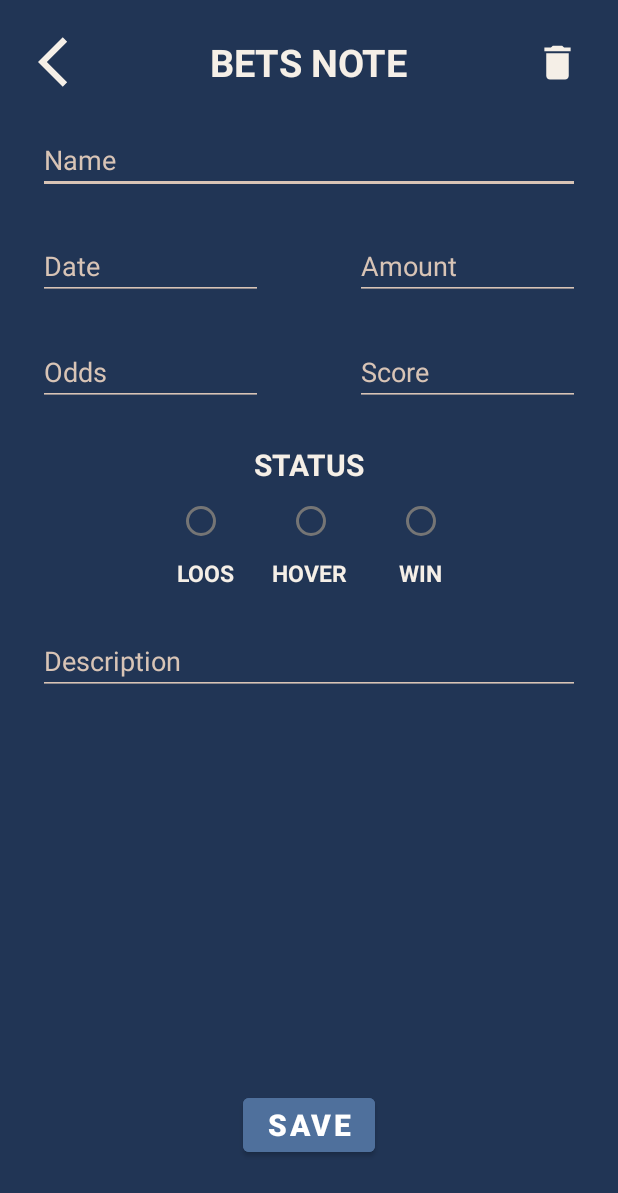
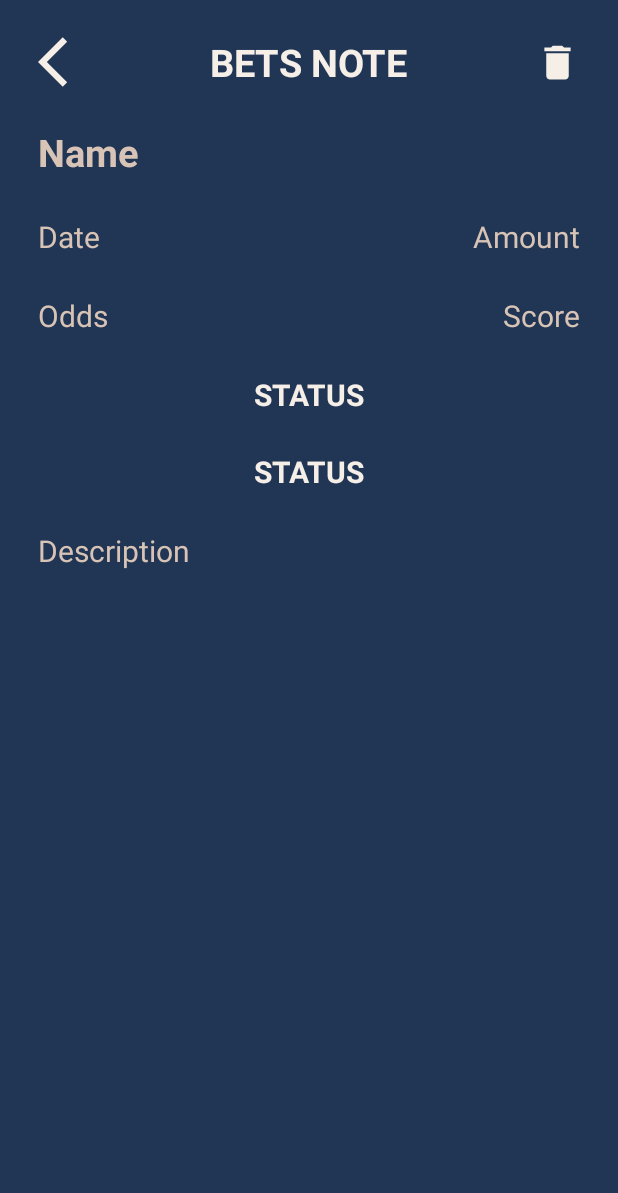
Before and after one commit to bobdickens/NoteBets, an Android app: the fragment BetFragment shown on its own in the app's theme, on a phone screen of 412 x 824 dp. Shown: the top 1193 px of the screen. Run offline under Robolectric (Android 15) with nearby library versions, the phone set to English and light mode, and no system bars; 8 statements that could not run were skipped.

Commit message:
button winloose group

```diff
--- a/app/src/main/java/com/example/notebets/database/Room/AppRoomDao.kt
+++ b/app/src/main/java/com/example/notebets/database/Room/AppRoomDao.kt
@@ -6,6 +6,7 @@ import androidx.room.Delete
 import androidx.room.Insert
 import androidx.room.OnConflictStrategy
 import androidx.room.Query
+import androidx.room.Update
 import com.example.notebets.models.AppNote
 
 
@@ -17,6 +18,7 @@ interface AppRoomDao {
     @Insert(onConflict = OnConflictStrategy.IGNORE)
     suspend fun insert(note: AppNote)
 
+
     @Delete
     suspend fun delete (note: AppNote)
 }
--- a/app/src/main/java/com/example/notebets/database/Room/AppRoomDatabase.kt
+++ b/app/src/main/java/com/example/notebets/database/Room/AppRoomDatabase.kt
@@ -6,7 +6,7 @@ import androidx.room.Room
 import androidx.room.RoomDatabase
 import com.example.notebets.models.AppNote
 
-@Database(entities = [AppNote::class], version = 1)
+@Database(entities = [AppNote::class], version = 2)
 abstract class AppRoomDatabase: RoomDatabase() {
     abstract fun getAppRoomDao(): AppRoomDao
 
--- a/app/src/main/java/com/example/notebets/models/AppNote.kt
+++ b/app/src/main/java/com/example/notebets/models/AppNote.kt
@@ -3,6 +3,7 @@ package com.example.notebets.models
 import androidx.room.ColumnInfo
 import androidx.room.Entity
 import androidx.room.PrimaryKey
+import java.io.Serializable
 
 @Entity(tableName = "notes_tables")
 data class AppNote (
@@ -13,7 +14,7 @@ data class AppNote (
         @ColumnInfo val amount: String = "",
         @ColumnInfo val odds: String = "",
         @ColumnInfo val score: String = "",
-        @ColumnInfo val status: Int = 0,
+        @ColumnInfo val status: String = "",
         @ColumnInfo val description: String = ""
 
-        )
+        ): Serializable
--- a/app/src/main/java/com/example/notebets/ui/Fragment_Bet/BetFragment.kt
+++ b/app/src/main/java/com/example/notebets/ui/Fragment_Bet/BetFragment.kt
@@ -7,26 +7,47 @@ import android.view.LayoutInflater
 import android.view.View
 import android.view.ViewGroup
 import com.example.notebets.R
+import com.example.notebets.databinding.FragmentBetBinding
+import com.example.notebets.models.AppNote
+import com.example.notebets.utilits.APP_ACTIVITY
 
 class BetFragment : Fragment() {
 
-    companion object {
-        fun newInstance() = BetFragment()
-    }
-
-    private lateinit var viewModel: BetViewModel
+    private lateinit var binding: FragmentBetBinding
+    private lateinit var mViewModel: BetViewModel
+    private lateinit var mCurrentNote: AppNote
 
     override fun onCreateView(
         inflater: LayoutInflater, container: ViewGroup?,
         savedInstanceState: Bundle?
-    ): View? {
-        return inflater.inflate(R.layout.fragment_bet, container, false)
+    ): View {
+        binding = FragmentBetBinding.inflate(layoutInflater, container, false)
+        mCurrentNote = arguments?.getSerializable("note") as AppNote
+        return binding.root
     }
 
-    override fun onActivityCreated(savedInstanceState: Bundle?) {
-        super.onActivityCreated(savedInstanceState)
-        viewModel = ViewModelProvider(this).get(BetViewModel::class.java)
-        // TODO: Use the ViewModel
+    override fun onStart() {
+        super.onStart()
+        init()
+    }
+
+    private fun init() {
+        mViewModel = ViewModelProvider(this).get(BetViewModel::class.java)
+        //binding.etName.text = mCurrentNote.name
+        binding.etName.text = mCurrentNote.name
+        binding.etDate.text = mCurrentNote.date
+        binding.tvScore.text = mCurrentNote.score
+        binding.tvAmount.text = mCurrentNote.amount
+        binding.tvDescription.text = mCurrentNote.description
+        binding.tvStatus.text = mCurrentNote.status
+        binding.tvOdds.text = mCurrentNote.odds
+
+
+        binding.btnBack.setOnClickListener {
+            APP_ACTIVITY.navController.navigate(R.id.action_betFragment_to_navigation_home)
+        }
+
+
     }
 
 }
--- a/app/src/main/res/layout/fragment_bet.xml
+++ b/app/src/main/res/layout/fragment_bet.xml
@@ -1,11 +1,24 @@
 <?xml version="1.0" encoding="utf-8"?>
 <androidx.constraintlayout.widget.ConstraintLayout xmlns:android="http://schemas.android.com/apk/res/android"
+    xmlns:app="http://schemas.android.com/apk/res-auto"
     xmlns:tools="http://schemas.android.com/tools"
     android:layout_width="match_parent"
     android:layout_height="match_parent"
-    xmlns:app="http://schemas.android.com/apk/res-auto"
-    tools:context=".ui.Fragment_Bet.BetFragment"
-    android:background="@color/color_back">
+    android:background="@color/color_back"
+    tools:context=".ui.Fragment_Bet.BetFragment">
+
+    <TextView
+        android:id="@+id/tv_status"
+        android:layout_width="wrap_content"
+        android:layout_height="wrap_content"
+        android:layout_marginTop="24dp"
+        android:text="@string/status"
+        android:textColor="@color/color_text"
+        android:textSize="20sp"
+        android:textStyle="bold"
+        app:layout_constraintEnd_toEndOf="parent"
+        app:layout_constraintStart_toStartOf="parent"
+        app:layout_constraintTop_toBottomOf="@+id/textView5" />
 
     <TextView
         android:id="@+id/text_view1"
@@ -21,32 +34,37 @@
         app:layout_constraintTop_toTopOf="parent" />
 
 
-    <androidx.appcompat.widget.AppCompatEditText
+    <com.google.android.material.textview.MaterialTextView
         android:id="@+id/et_name"
+        android:textSize="25sp"
+        android:textStyle="bold"
         android:layout_width="match_parent"
         android:layout_height="wrap_content"
         android:layout_margin="25dp"
         android:backgroundTint="@color/color_line"
         android:hint="@string/name"
-        android:textColor="@color/color_text"
+        android:textColor="@color/color_line"
         android:textColorHint="@color/color_line"
         app:layout_constraintEnd_toEndOf="parent"
         app:layout_constraintStart_toStartOf="parent"
         app:layout_constraintTop_toBottomOf="@+id/text_view1" />
 
-    <androidx.appcompat.widget.AppCompatEditText
-        android:id="@+id/et_description"
+    <androidx.appcompat.widget.AppCompatTextView
+        android:textSize="20sp"
+        android:id="@+id/tv_description"
         android:layout_width="match_parent"
         android:layout_height="wrap_content"
         android:layout_margin="25dp"
+        android:layout_marginStart="32dp"
         android:backgroundTint="@color/color_line"
         android:hint="Description"
         android:textColor="@color/color_text"
         android:textColorHint="@color/color_line"
         app:layout_constraintStart_toStartOf="parent"
-        app:layout_constraintTop_toBottomOf="@+id/textView9" />
+        app:layout_constraintTop_toBottomOf="@+id/tv_status" />
 
-    <androidx.appcompat.widget.AppCompatEditText
+    <androidx.appcompat.widget.AppCompatTextView
+        android:textSize="20sp"
         android:id="@+id/et_date"
         android:layout_width="150dp"
         android:layout_height="wrap_content"
@@ -58,9 +76,10 @@
         app:layout_constraintStart_toStartOf="parent"
         app:layout_constraintTop_toBottomOf="@+id/et_name" />
 
-    <androidx.appcompat.widget.AppCompatEditText
-        android:id="@+id/appCompatEditText2"
-        android:layout_width="150dp"
+    <androidx.appcompat.widget.AppCompatTextView
+        android:textSize="20sp"
+        android:id="@+id/tv_amount"
+        android:layout_width="wrap_content"
         android:layout_height="wrap_content"
         android:layout_margin="25dp"
         android:backgroundTint="@color/color_line"
@@ -70,8 +89,9 @@
         app:layout_constraintEnd_toEndOf="parent"
         app:layout_constraintTop_toBottomOf="@+id/et_name" />
 
-    <androidx.appcompat.widget.AppCompatEditText
-        android:id="@+id/appCompatEditText3"
+    <androidx.appcompat.widget.AppCompatTextView
+        android:textSize="20sp"
+        android:id="@+id/tv_odds"
         android:layout_width="150dp"
         android:layout_height="wrap_content"
         android:layout_margin="25dp"
@@ -82,16 +102,18 @@
         app:layout_constraintStart_toStartOf="parent"
         app:layout_constraintTop_toBottomOf="@+id/et_date" />
 
-    <androidx.appcompat.widget.AppCompatEditText
-        android:layout_width="150dp"
+    <androidx.appcompat.widget.AppCompatTextView
+        android:id="@+id/tv_score"
+        android:textSize="20sp"
+        android:layout_width="wrap_content"
         android:layout_height="wrap_content"
-        android:layout_margin="25dp"
+        android:layout_marginTop="25dp"
         android:backgroundTint="@color/color_line"
         android:hint="Score"
         android:textColor="@color/color_text"
         android:textColorHint="@color/color_line"
-        app:layout_constraintEnd_toEndOf="parent"
-        app:layout_constraintTop_toBottomOf="@+id/appCompatEditText2" />
+        app:layout_constraintEnd_toEndOf="@+id/tv_amount"
+        app:layout_constraintTop_toBottomOf="@+id/tv_amount" />
 
 
     <TextView
@@ -105,7 +127,8 @@
         android:textStyle="bold"
         app:layout_constraintEnd_toEndOf="parent"
         app:layout_constraintStart_toStartOf="parent"
-        app:layout_constraintTop_toBottomOf="@+id/appCompatEditText3" />
+        app:layout_constraintTop_toBottomOf="@+id/tv_odds" />
+
 
     <RadioGroup
         android:id="@+id/radio"
@@ -114,70 +137,7 @@
         android:orientation="horizontal"
         app:layout_constraintEnd_toEndOf="parent"
         app:layout_constraintStart_toStartOf="parent"
-        app:layout_constraintTop_toBottomOf="@+id/textView5">
-
-        <RadioButton
-            android:layout_width="wrap_content"
-            android:layout_height="wrap_content"
-            android:layout_marginEnd="25dp" />
-
-        <RadioButton
-            android:layout_width="wrap_content"
-            android:layout_height="wrap_content"
-            android:layout_marginEnd="25dp" />
-
-        <RadioButton
-            android:layout_width="30dp"
-            android:layout_height="wrap_content"
-
-            />
-    </RadioGroup>
-
-    <TextView
-        android:layout_width="wrap_content"
-        android:layout_height="wrap_content"
-        android:text="@string/win"
-        android:textColor="@color/color_text"
-        android:textSize="15sp"
-        android:textStyle="bold"
-        app:layout_constraintEnd_toEndOf="@+id/radio"
-        app:layout_constraintTop_toBottomOf="@+id/radio" />
-
-    <TextView
-        android:id="@+id/textView6"
-        android:layout_width="wrap_content"
-        android:layout_height="wrap_content"
-        android:text="@string/loos"
-        android:textColor="@color/color_text"
-        android:textSize="15sp"
-        android:textStyle="bold"
-        app:layout_constraintStart_toStartOf="@+id/radio"
-        app:layout_constraintTop_toBottomOf="@+id/radio" />
-
-    <TextView
-        android:id="@+id/textView9"
-        android:layout_width="wrap_content"
-        android:layout_height="wrap_content"
-        android:text="@string/hover"
-        android:textColor="@color/color_text"
-        android:textSize="15sp"
-        android:textStyle="bold"
-        app:layout_constraintEnd_toEndOf="@+id/radio"
-        app:layout_constraintStart_toStartOf="@+id/radio"
-        app:layout_constraintTop_toBottomOf="@+id/radio" />
-
-    <Button
-        android:id="@+id/btn_save"
-        android:layout_width="wrap_content"
-        android:layout_height="wrap_content"
-        android:backgroundTint="@color/color_front"
-        android:text="@string/save"
-        android:textSize="20sp"
-        android:textStyle="bold"
-        app:layout_constraintBottom_toBottomOf="parent"
-        app:layout_constraintEnd_toEndOf="parent"
-        app:layout_constraintStart_toStartOf="parent"
-        android:layout_marginBottom="50dp"/>
+        app:layout_constraintTop_toBottomOf="@+id/textView5" />
 
 
     <ImageButton
```
Also changed, not shown: app/src/main/java/com/example/main/MainAdapter.kt (+19 -0 lines), app/src/main/java/com/example/notebets/ui/AddNewFragment/fragment_add_new.kt (+32 -20 lines), app/src/main/java/com/example/notebets/ui/home/HomeFragment.kt (+9 -1 lines), app/src/main/res/layout/fragment_add_new.xml (+8 -23 lines), app/src/main/res/layout/note_item.xml (+4 -4 lines), app/src/main/res/navigation/mobile_navigation.xml (+12 -0 lines).
